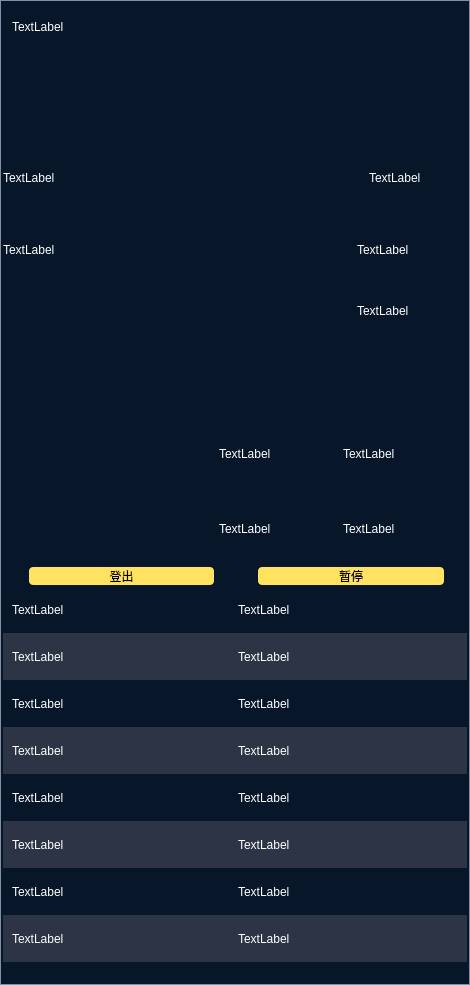
Above: baseinfo/widgetbaseinfo.ui from LongyuHe1990/AgvMonitor before the change. Below: the same form after it.
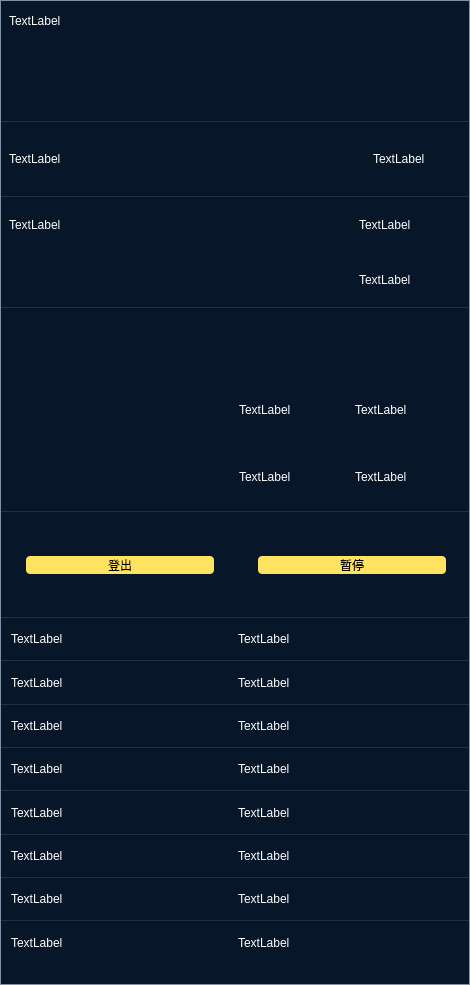
That is the form after the change. Icons and pictures are not drawn.

Patch:
```diff
--- a/baseinfo/widgetbaseinfo.ui
+++ b/baseinfo/widgetbaseinfo.ui
@@ -34,18 +34,18 @@
      <property name="styleSheet">
       <string notr="true">#widget_2{background-color:rgb(7,22,41);border:0.5px solid #838fa2;}</string>
      </property>
-     <layout class="QVBoxLayout" name="verticalLayout_3" stretch="20,37,0,35,0,52,0,96,0,54,0,20,20,20,20,20,20,20,20,10">
+     <layout class="QVBoxLayout" name="verticalLayout_3" stretch="20,37,1,35,1,52,1,96,1,20,30,20,1,20,1,20,1,20,1,20,1,20,1,20,1,20,1,20,10">
       <property name="spacing">
        <number>0</number>
       </property>
       <property name="leftMargin">
-       <number>3</number>
+       <number>0</number>
       </property>
       <property name="topMargin">
-       <number>3</number>
+       <number>0</number>
       </property>
       <property name="rightMargin">
-       <number>3</number>
+       <number>0</number>
       </property>
       <property name="bottomMargin">
        <number>0</number>
@@ -72,12 +72,12 @@
       </item>
       <item>
        <widget class="QWidget" name="widget_3" native="true">
-        <layout class="QHBoxLayout" name="horizontalLayout" stretch="11,80,19,14,8,45,10">
+        <layout class="QHBoxLayout" name="horizontalLayout" stretch="80,19,14,8,45,10">
          <property name="spacing">
           <number>0</number>
          </property>
          <property name="leftMargin">
-          <number>0</number>
+          <number>9</number>
          </property>
          <property name="topMargin">
           <number>0</number>
@@ -88,19 +88,6 @@
          <property name="bottomMargin">
           <number>0</number>
          </property>
-         <item>
-          <spacer name="horizontalSpacer_12">
-           <property name="orientation">
-            <enum>Qt::Horizontal</enum>
-           </property>
-           <property name="sizeHint" stdset="0">
-            <size>
-             <width>40</width>
-             <height>20</height>
-            </size>
-           </property>
-          </spacer>
-         </item>
          <item>
           <widget class="QLabel" name="label_7">
            <property name="styleSheet">
@@ -170,21 +157,16 @@
        </widget>
       </item>
       <item>
-       <widget class="QFrame" name="frame">
+       <widget class="QWidget" name="widget_25" native="true">
         <property name="maximumSize">
          <size>
-          <width>1</width>
+          <width>16777215</width>
           <height>1</height>
          </size>
         </property>
         <property name="styleSheet">
-         <string notr="true">background-color: rgb(131, 143, 162);</string>
-        </property>
-        <property name="frameShape">
-         <enum>QFrame::StyledPanel</enum>
-        </property>
-        <property name="frameShadow">
-         <enum>QFrame::Raised</enum>
+         <string notr="true">#widget_25{background-color: rgba(131, 143, 162, 0.2);}
+</string>
         </property>
        </widget>
       </item>
@@ -193,6 +175,9 @@
         <property name="spacing">
          <number>0</number>
         </property>
+        <property name="leftMargin">
+         <number>9</number>
+        </property>
         <item>
          <widget class="QLabel" name="label_11">
           <property name="styleSheet">
@@ -265,21 +250,16 @@
        </layout>
       </item>
       <item>
-       <widget class="QFrame" name="frame_2">
+       <widget class="QWidget" name="widget_14" native="true">
         <property name="maximumSize">
          <size>
-          <width>1</width>
+          <width>16777215</width>
           <height>1</height>
          </size>
         </property>
         <property name="styleSheet">
-         <string notr="true">background-color: rgb(131, 143, 162);</string>
-        </property>
-        <property name="frameShape">
-         <enum>QFrame::StyledPanel</enum>
-        </property>
-        <property name="frameShadow">
-         <enum>QFrame::Raised</enum>
+         <string notr="true">#widget_14{background-color: rgba(131, 143, 162, 0.2);}
+</string>
         </property>
        </widget>
       </item>
@@ -292,6 +272,9 @@
          <layout class="QVBoxLayout" name="verticalLayout" stretch="1,1">
           <item>
            <layout class="QHBoxLayout" name="horizontalLayout_7">
+            <property name="leftMargin">
+             <number>9</number>
+            </property>
             <item>
              <widget class="QLabel" name="label_9">
               <property name="styleSheet">
@@ -452,27 +435,22 @@
        </layout>
       </item>
       <item>
-       <widget class="QFrame" name="frame_3">
+       <widget class="QWidget" name="widget_15" native="true">
         <property name="maximumSize">
          <size>
-          <width>1</width>
+          <width>16777215</width>
           <height>1</height>
          </size>
         </property>
         <property name="styleSheet">
-         <string notr="true">background-color: rgb(131, 143, 162);</string>
-        </property>
-        <property name="frameShape">
-         <enum>QFrame::StyledPanel</enum>
-        </property>
-        <property name="frameShadow">
-         <enum>QFrame::Raised</enum>
+         <string notr="true">#widget_15{background-color: rgba(131, 143, 162, 0.2);}
+</string>
         </property>
        </widget>
       </item>
       <item>
        <widget class="QWidget" name="widget_4" native="true">
-        <layout class="QHBoxLayout" name="horizontalLayout_5" stretch="13,80,107">
+        <layout class="QHBoxLayout" name="horizontalLayout_5" stretch="13,80,18,107">
          <property name="spacing">
           <number>0</number>
          </property>
@@ -514,6 +492,19 @@
            </property>
           </widget>
          </item>
+         <item>
+          <spacer name="horizontalSpacer_10">
+           <property name="orientation">
+            <enum>Qt::Horizontal</enum>
+           </property>
+           <property name="sizeHint" stdset="0">
+            <size>
+             <width>40</width>
+             <height>20</height>
+            </size>
+           </property>
+          </spacer>
+         </item>
          <item>
           <layout class="QVBoxLayout" name="verticalLayout_9">
            <item>
@@ -530,7 +521,7 @@
                 <bool>true</bool>
                </property>
                <property name="alignment">
-                <set>Qt::AlignCenter</set>
+                <set>Qt::AlignLeading|Qt::AlignLeft|Qt::AlignVCenter</set>
                </property>
               </widget>
              </item>
@@ -543,7 +534,7 @@
                 <string/>
                </property>
                <property name="alignment">
-                <set>Qt::AlignCenter</set>
+                <set>Qt::AlignLeading|Qt::AlignLeft|Qt::AlignVCenter</set>
                </property>
               </widget>
              </item>
@@ -603,24 +594,32 @@
        </widget>
       </item>
       <item>
-       <widget class="QFrame" name="frame_4">
+       <widget class="QWidget" name="widget_16" native="true">
         <property name="maximumSize">
          <size>
-          <width>1</width>
+          <width>16777215</width>
           <height>1</height>
          </size>
         </property>
         <property name="styleSheet">
-         <string notr="true">background-color: rgb(131, 143, 162);</string>
-        </property>
-        <property name="frameShape">
-         <enum>QFrame::StyledPanel</enum>
-        </property>
-        <property name="frameShadow">
-         <enum>QFrame::Raised</enum>
+         <string notr="true">#widget_16{background-color: rgba(131, 143, 162, 0.2);}
+</string>
         </property>
        </widget>
       </item>
+      <item>
+       <spacer name="verticalSpacer_2">
+        <property name="orientation">
+         <enum>Qt::Vertical</enum>
+        </property>
+        <property name="sizeHint" stdset="0">
+         <size>
+          <width>20</width>
+          <height>40</height>
+         </size>
+        </property>
+       </spacer>
+      </item>
       <item>
        <layout class="QHBoxLayout" name="horizontalLayout_10" stretch="11,80,19,80,10">
         <property name="spacing">
@@ -688,27 +687,55 @@
        </layout>
       </item>
       <item>
-       <widget class="QFrame" name="frame_5">
+       <spacer name="verticalSpacer_3">
+        <property name="orientation">
+         <enum>Qt::Vertical</enum>
+        </property>
+        <property name="sizeHint" stdset="0">
+         <size>
+          <width>20</width>
+          <height>40</height>
+         </size>
+        </property>
+       </spacer>
+      </item>
+      <item>
+       <widget class="QWidget" name="widget_17" native="true">
         <property name="maximumSize">
          <size>
-          <width>1</width>
+          <width>16777215</width>
           <height>1</height>
          </size>
         </property>
         <property name="styleSheet">
-         <string notr="true">background-color: rgb(131, 143, 162);</string>
-        </property>
-        <property name="frameShape">
-         <enum>QFrame::StyledPanel</enum>
-        </property>
-        <property name="frameShadow">
-         <enum>QFrame::Raised</enum>
+         <string notr="true">#widget_17{background-color: rgba(131, 143, 162, 0.2);}
+</string>
         </property>
        </widget>
       </item>
+      <item>
+       <layout class="QHBoxLayout" name="horizontalLayout_21">
+        <property name="leftMargin">
+         <number>9</number>
+        </property>
+        <property name="rightMargin">
+         <number>9</number>
+        </property>
       <item>
        <widget class="QWidget" name="widget_5" native="true">
         <layout class="QHBoxLayout" name="horizontalLayout_16">
+           <property name="leftMargin">
+            <number>2</number>
+           </property>
+           <property name="topMargin">
+            <number>0</number>
+           </property>
+           <property name="rightMargin">
+            <number>2</number>
+           </property>
+           <property name="bottomMargin">
+            <number>0</number>
+           </property>
          <item>
           <widget class="QLabel" name="label_20">
            <property name="styleSheet">
@@ -732,13 +759,45 @@
         </layout>
        </widget>
       </item>
+       </layout>
+      </item>
+      <item>
+       <widget class="QWidget" name="widget_18" native="true">
+        <property name="maximumSize">
+         <size>
+          <width>16777215</width>
+          <height>1</height>
+         </size>
+        </property>
+        <property name="styleSheet">
+         <string notr="true">#widget_18{background-color: rgba(131, 143, 162, 0.2);}
+</string>
+        </property>
+       </widget>
+      </item>
+      <item>
+       <layout class="QHBoxLayout" name="horizontalLayout_22">
+        <property name="leftMargin">
+         <number>9</number>
+        </property>
+        <property name="rightMargin">
+         <number>9</number>
+        </property>
       <item>
        <widget class="QWidget" name="widget_6" native="true">
-        <property name="styleSheet">
-         <string notr="true">#widget_6{background-color: rgb(44, 52, 69);}
-</string>
-        </property>
         <layout class="QHBoxLayout" name="horizontalLayout_17">
+           <property name="leftMargin">
+            <number>2</number>
+           </property>
+           <property name="topMargin">
+            <number>0</number>
+           </property>
+           <property name="rightMargin">
+            <number>2</number>
+           </property>
+           <property name="bottomMargin">
+            <number>0</number>
+           </property>
          <item>
           <widget class="QLabel" name="label_22">
            <property name="styleSheet">
@@ -762,9 +821,45 @@
         </layout>
        </widget>
       </item>
+       </layout>
+      </item>
+      <item>
+       <widget class="QWidget" name="widget_19" native="true">
+        <property name="maximumSize">
+         <size>
+          <width>16777215</width>
+          <height>1</height>
+         </size>
+        </property>
+        <property name="styleSheet">
+         <string notr="true">#widget_19{background-color: rgba(131, 143, 162, 0.2);}
+</string>
+        </property>
+       </widget>
+      </item>
+      <item>
+       <layout class="QHBoxLayout" name="horizontalLayout_23">
+        <property name="leftMargin">
+         <number>9</number>
+        </property>
+        <property name="rightMargin">
+         <number>9</number>
+        </property>
       <item>
        <widget class="QWidget" name="widget_7" native="true">
         <layout class="QHBoxLayout" name="horizontalLayout_18">
+           <property name="leftMargin">
+            <number>2</number>
+           </property>
+           <property name="topMargin">
+            <number>0</number>
+           </property>
+           <property name="rightMargin">
+            <number>2</number>
+           </property>
+           <property name="bottomMargin">
+            <number>0</number>
+           </property>
          <item>
           <widget class="QLabel" name="label_25">
            <property name="styleSheet">
@@ -788,13 +883,45 @@
         </layout>
        </widget>
       </item>
+       </layout>
+      </item>
+      <item>
+       <widget class="QWidget" name="widget_20" native="true">
+        <property name="maximumSize">
+         <size>
+          <width>16777210</width>
+          <height>1</height>
+         </size>
+        </property>
+        <property name="styleSheet">
+         <string notr="true">#widget_20{background-color: rgba(131, 143, 162, 0.2);}
+</string>
+        </property>
+       </widget>
+      </item>
+      <item>
+       <layout class="QHBoxLayout" name="horizontalLayout_24">
+        <property name="leftMargin">
+         <number>9</number>
+        </property>
+        <property name="rightMargin">
+         <number>9</number>
+        </property>
       <item>
        <widget class="QWidget" name="widget_8" native="true">
-        <property name="styleSheet">
-         <string notr="true">#widget_8{background-color: rgb(44, 52, 69);}
-</string>
-        </property>
         <layout class="QHBoxLayout" name="horizontalLayout_19">
+           <property name="leftMargin">
+            <number>2</number>
+           </property>
+           <property name="topMargin">
+            <number>0</number>
+           </property>
+           <property name="rightMargin">
+            <number>2</number>
+           </property>
+           <property name="bottomMargin">
+            <number>0</number>
+           </property>
          <item>
           <widget class="QLabel" name="label_27">
            <property name="styleSheet">
@@ -818,9 +945,45 @@
         </layout>
        </widget>
       </item>
+       </layout>
+      </item>
+      <item>
+       <widget class="QWidget" name="widget_21" native="true">
+        <property name="maximumSize">
+         <size>
+          <width>16777215</width>
+          <height>1</height>
+         </size>
+        </property>
+        <property name="styleSheet">
+         <string notr="true">#widget_21{background-color: rgba(131, 143, 162, 0.2);}
+</string>
+        </property>
+       </widget>
+      </item>
+      <item>
+       <layout class="QHBoxLayout" name="horizontalLayout_25">
+        <property name="leftMargin">
+         <number>9</number>
+        </property>
+        <property name="rightMargin">
+         <number>9</number>
+        </property>
       <item>
        <widget class="QWidget" name="widget_9" native="true">
         <layout class="QHBoxLayout" name="horizontalLayout_20">
+           <property name="leftMargin">
+            <number>2</number>
+           </property>
+           <property name="topMargin">
+            <number>0</number>
+           </property>
+           <property name="rightMargin">
+            <number>2</number>
+           </property>
+           <property name="bottomMargin">
+            <number>0</number>
+           </property>
          <item>
           <widget class="QLabel" name="label_29">
            <property name="styleSheet">
@@ -844,13 +1007,45 @@
         </layout>
        </widget>
       </item>
+       </layout>
+      </item>
+      <item>
+       <widget class="QWidget" name="widget_22" native="true">
+        <property name="maximumSize">
+         <size>
+          <width>16777215</width>
+          <height>1</height>
+         </size>
+        </property>
+        <property name="styleSheet">
+         <string notr="true">#widget_22{background-color: rgba(131, 143, 162, 0.2);}
+</string>
+        </property>
+       </widget>
+      </item>
+      <item>
+       <layout class="QHBoxLayout" name="horizontalLayout_26">
+        <property name="leftMargin">
+         <number>9</number>
+        </property>
+        <property name="rightMargin">
+         <number>9</number>
+        </property>
       <item>
        <widget class="QWidget" name="widget_10" native="true">
-        <property name="styleSheet">
-         <string notr="true">#widget_10{background-color: rgb(44, 52, 69);}
-</string>
-        </property>
         <layout class="QHBoxLayout" name="horizontalLayout_15">
+           <property name="leftMargin">
+            <number>2</number>
+           </property>
+           <property name="topMargin">
+            <number>0</number>
+           </property>
+           <property name="rightMargin">
+            <number>2</number>
+           </property>
+           <property name="bottomMargin">
+            <number>0</number>
+           </property>
          <item>
           <widget class="QLabel" name="label_31">
            <property name="styleSheet">
@@ -874,9 +1069,45 @@
         </layout>
        </widget>
       </item>
+       </layout>
+      </item>
+      <item>
+       <widget class="QWidget" name="widget_23" native="true">
+        <property name="maximumSize">
+         <size>
+          <width>16777215</width>
+          <height>1</height>
+         </size>
+        </property>
+        <property name="styleSheet">
+         <string notr="true">#widget_23{background-color: rgba(131, 143, 162, 0.2);}
+</string>
+        </property>
+       </widget>
+      </item>
+      <item>
+       <layout class="QHBoxLayout" name="horizontalLayout_27">
+        <property name="leftMargin">
+         <number>9</number>
+        </property>
+        <property name="rightMargin">
+         <number>9</number>
+        </property>
       <item>
        <widget class="QWidget" name="widget_11" native="true">
         <layout class="QHBoxLayout" name="horizontalLayout_14">
+           <property name="leftMargin">
+            <number>2</number>
+           </property>
+           <property name="topMargin">
+            <number>0</number>
+           </property>
+           <property name="rightMargin">
+            <number>2</number>
+           </property>
+           <property name="bottomMargin">
+            <number>0</number>
+           </property>
          <item>
           <widget class="QLabel" name="label_33">
            <property name="styleSheet">
@@ -900,13 +1131,45 @@
         </layout>
        </widget>
       </item>
+       </layout>
+      </item>
+      <item>
+       <widget class="QWidget" name="widget_24" native="true">
+        <property name="maximumSize">
+         <size>
+          <width>16777215</width>
+          <height>1</height>
+         </size>
+        </property>
+        <property name="styleSheet">
+         <string notr="true">#widget_24{background-color: rgba(131, 143, 162, 0.2);}
+</string>
+        </property>
+       </widget>
+      </item>
+      <item>
+       <layout class="QHBoxLayout" name="horizontalLayout_28">
+        <property name="leftMargin">
+         <number>9</number>
+        </property>
+        <property name="rightMargin">
+         <number>9</number>
+        </property>
       <item>
        <widget class="QWidget" name="widget_12" native="true">
-        <property name="styleSheet">
-         <string notr="true">#widget_12{background-color: rgb(44, 52, 69);}
-</string>
-        </property>
         <layout class="QHBoxLayout" name="horizontalLayout_13">
+           <property name="leftMargin">
+            <number>2</number>
+           </property>
+           <property name="topMargin">
+            <number>0</number>
+           </property>
+           <property name="rightMargin">
+            <number>2</number>
+           </property>
+           <property name="bottomMargin">
+            <number>0</number>
+           </property>
          <item>
           <widget class="QLabel" name="label_35">
            <property name="styleSheet">
@@ -929,6 +1192,8 @@
          </item>
         </layout>
        </widget>
+        </item>
+       </layout>
       </item>
       <item>
        <spacer name="verticalSpacer_6">
```
Left out of the diff: 9 changed lines with no effect on the pictures. Lines whose indentation alone changed are shown as unchanged.
